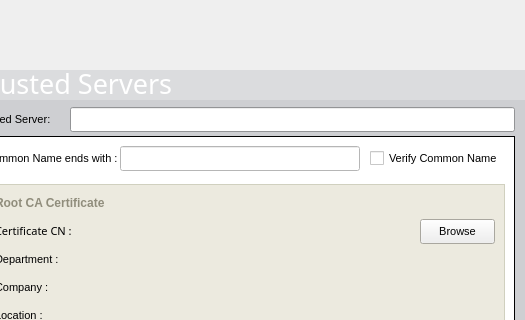
Above: xsupplicant-ui/Skins/Default/ConfigWindow.ui from Zero3K/xsupplicant before the change; both pictures show x 235 to 760 and y 0 to 320 of the 760 by 545 pixel window. Below: the same form after it.
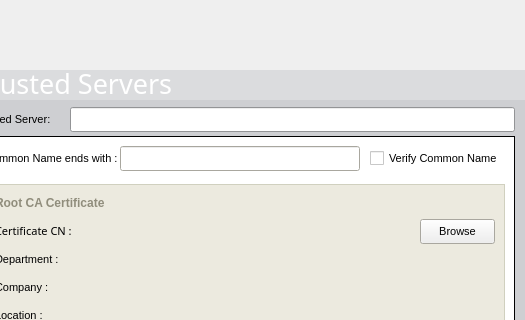
That is the form after the change. The open tabs and pages were chosen to show the change. Icons and pictures are not drawn.

Commit message: Minor fixes to skins.  Some fields were not getting shaded out when they were disabled.  Also moved one of the logging options so that it was in a more correct location.

The edit to the form file:
```diff
--- a/xsupplicant-ui/Skins/Default/ConfigWindow.ui
+++ b/xsupplicant-ui/Skins/Default/ConfigWindow.ui
@@ -9719,6 +9719,70 @@
          <height>25</height>
         </size>
        </property>
+       <property name="palette" >
+        <palette>
+         <active>
+          <colorrole role="Base" >
+           <brush brushstyle="SolidPattern" >
+            <color alpha="255" >
+             <red>255</red>
+             <green>255</green>
+             <blue>255</blue>
+            </color>
+           </brush>
+          </colorrole>
+          <colorrole role="Window" >
+           <brush brushstyle="SolidPattern" >
+            <color alpha="255" >
+             <red>236</red>
+             <green>234</green>
+             <blue>223</blue>
+            </color>
+           </brush>
+          </colorrole>
+         </active>
+         <inactive>
+          <colorrole role="Base" >
+           <brush brushstyle="SolidPattern" >
+            <color alpha="255" >
+             <red>255</red>
+             <green>255</green>
+             <blue>255</blue>
+            </color>
+           </brush>
+          </colorrole>
+          <colorrole role="Window" >
+           <brush brushstyle="SolidPattern" >
+            <color alpha="255" >
+             <red>236</red>
+             <green>234</green>
+             <blue>223</blue>
+            </color>
+           </brush>
+          </colorrole>
+         </inactive>
+         <disabled>
+          <colorrole role="Base" >
+           <brush brushstyle="SolidPattern" >
+            <color alpha="255" >
+             <red>236</red>
+             <green>234</green>
+             <blue>223</blue>
+            </color>
+           </brush>
+          </colorrole>
+          <colorrole role="Window" >
+           <brush brushstyle="SolidPattern" >
+            <color alpha="255" >
+             <red>236</red>
+             <green>234</green>
+             <blue>223</blue>
+            </color>
+           </brush>
+          </colorrole>
+         </disabled>
+        </palette>
+       </property>
        <property name="font" >
         <font>
          <pointsize>8</pointsize>
```
Left out of the diff: 32 changed lines with no effect on the pictures. The commit also changes 1 other file.
